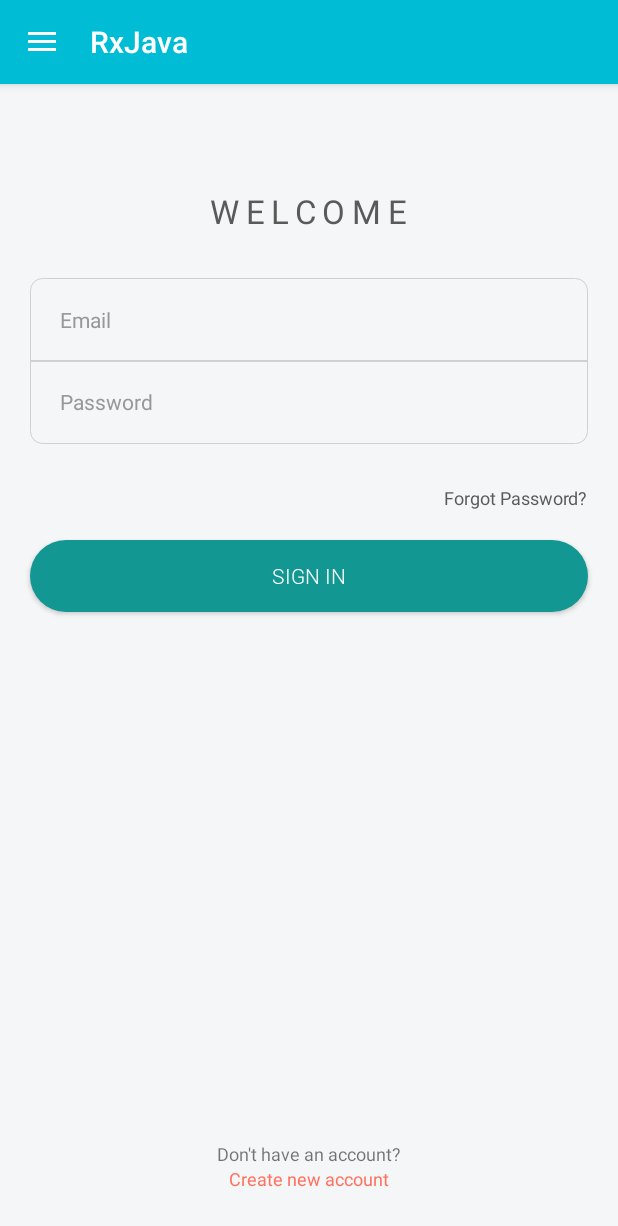
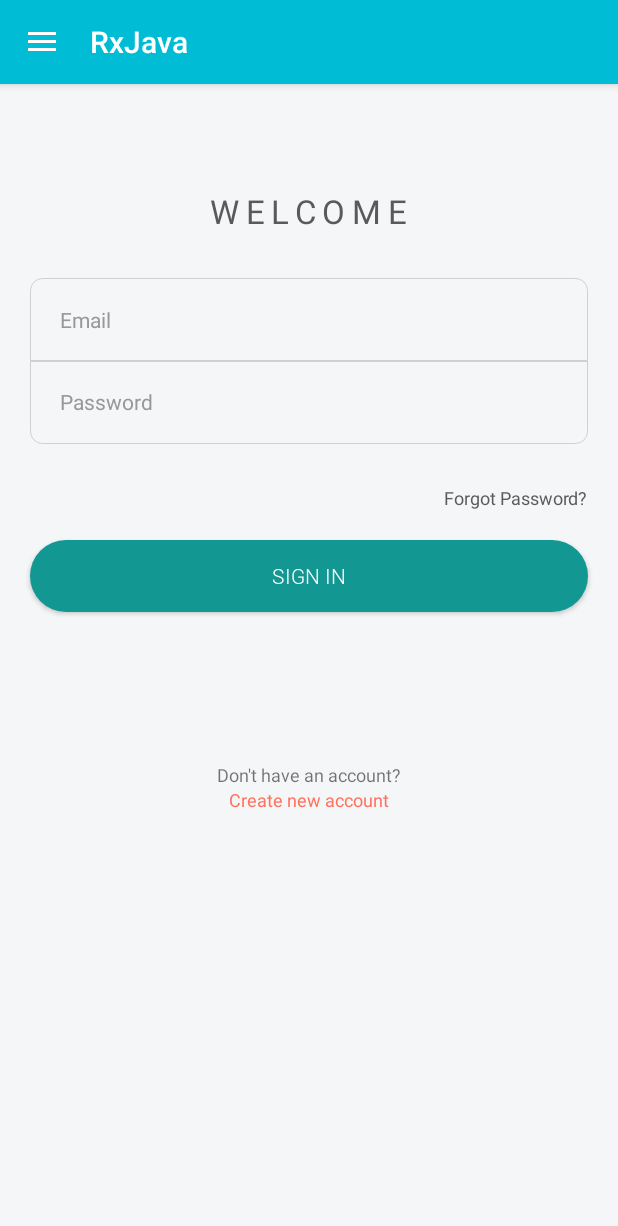
Before and after one commit to dhavalshah05/AndroidTutorials, an Android app: the screen it shows after launch (MainActivity), in the side drawer, after a tap on "RxJava", on a phone screen of 412 x 824 dp. Shown: the top 1226 px of the screen. Run offline under Robolectric (Android 15) with nearby library versions, the phone set to English and light mode, and no system bars.

Commit message:
Updates login screen.

```diff
--- a/app/src/main/res/layout/layout_signin.xml
+++ b/app/src/main/res/layout/layout_signin.xml
@@ -1,7 +1,12 @@
 <?xml version="1.0" encoding="utf-8"?>
-<RelativeLayout xmlns:android="http://schemas.android.com/apk/res/android"
+<ScrollView xmlns:android="http://schemas.android.com/apk/res/android"
     android:layout_width="match_parent"
     android:layout_height="match_parent"
+    android:fillViewport="true">
+
+    <RelativeLayout
+        android:layout_width="match_parent"
+        android:layout_height="wrap_content"
         android:background="@color/loginScreenBase">
 
         <TextView
@@ -25,6 +30,8 @@
             android:layout_marginTop="30dp"
             android:background="@drawable/signin_textfield_background_top"
             android:hint="Email"
+            android:inputType="textEmailAddress"
+            android:paddingEnd="20dp"
             android:paddingStart="20dp"
             android:textColor="@color/loginScreenTextSecondary"
             android:textColorHint="@color/loginScreenTextSecondary"
@@ -40,6 +47,8 @@
             android:layout_marginTop="-1dp"
             android:background="@drawable/signin_textfield_background_bottom"
             android:hint="Password"
+            android:inputType="textPassword"
+            android:paddingEnd="20dp"
             android:paddingStart="20dp"
             android:textColor="@color/loginScreenTextSecondary"
             android:textColorHint="@color/loginScreenTextSecondary"
@@ -74,8 +83,9 @@
             android:id="@+id/textView2"
             android:layout_width="wrap_content"
             android:layout_height="wrap_content"
-        android:layout_above="@+id/textView3"
+            android:layout_below="@id/button2"
             android:layout_centerHorizontal="true"
+            android:layout_marginTop="100dp"
             android:text="Don't have an account?"
             android:textSize="12sp" />
 
@@ -83,7 +93,7 @@
             android:id="@+id/textView3"
             android:layout_width="wrap_content"
             android:layout_height="wrap_content"
-        android:layout_alignParentBottom="true"
+            android:layout_below="@id/textView2"
             android:layout_centerHorizontal="true"
             android:layout_marginBottom="30dp"
             android:text="Create new account"
@@ -92,3 +102,5 @@
 
 
     </RelativeLayout>
+
+</ScrollView>
```
Lines whose indentation alone changed are shown as unchanged.
